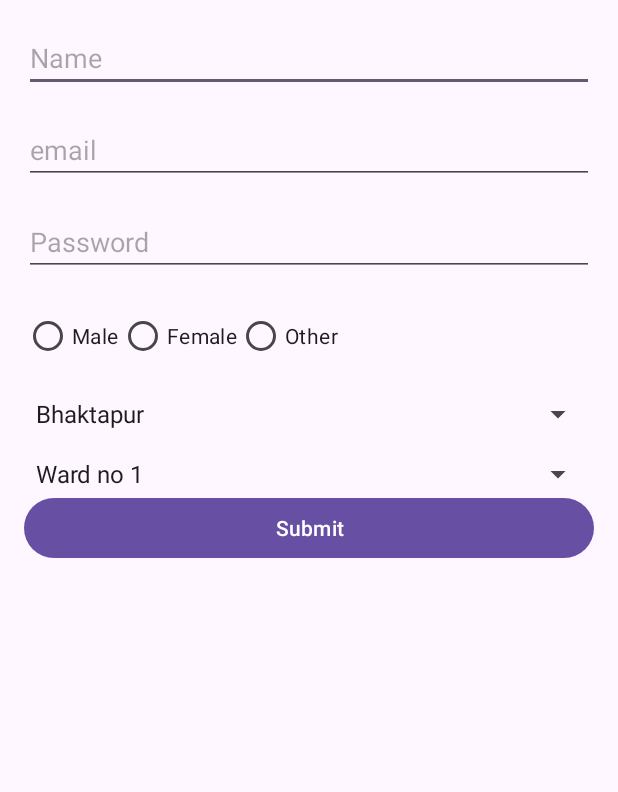
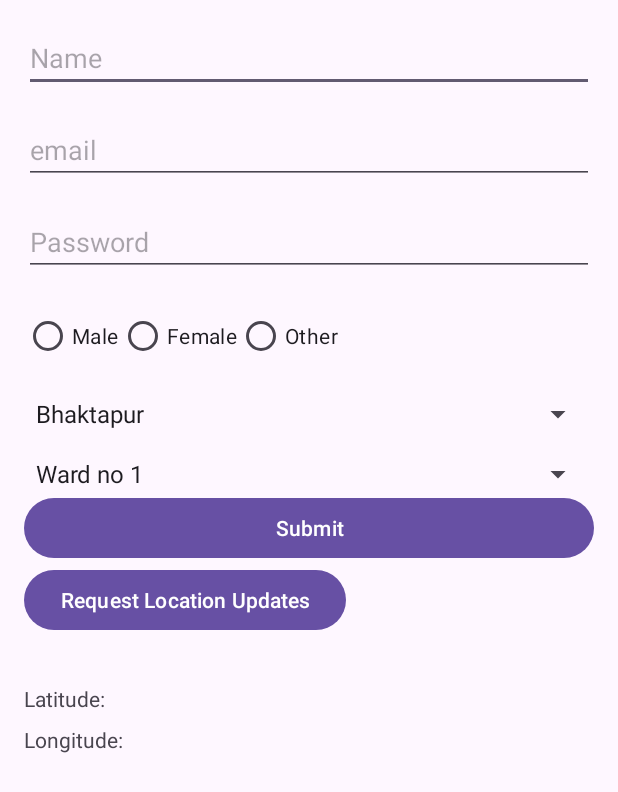
Before and after one commit to subod4/Safa-app, an Android app: the customer_information screen opened directly, with no data from a screen before it, on a phone screen of 412 x 824 dp. Shown: the top 792 px of the screen. Run offline under Robolectric (Android 15) with nearby library versions, the phone set to English and light mode, and no system bars; our stand-ins replace Firebase (no records; nobody signed in at launch, a user with empty details on screens opened directly).

Commit message:
Location Taken and stored on firebase

```diff
--- a/app/src/main/AndroidManifest.xml
+++ b/app/src/main/AndroidManifest.xml
@@ -2,6 +2,7 @@
 <manifest xmlns:android="http://schemas.android.com/apk/res/android"
     xmlns:tools="http://schemas.android.com/tools">
 
+    <uses-permission android:name="android.permission.ACCESS_FINE_LOCATION" />
     <application
         android:allowBackup="true"
         android:dataExtractionRules="@xml/data_extraction_rules"
--- a/app/src/main/java/com/example/safa/customer_information.java
+++ b/app/src/main/java/com/example/safa/customer_information.java
@@ -1,20 +1,27 @@
 package com.example.safa;
 
-
-import androidx.annotation.NonNull;
-import androidx.appcompat.app.AppCompatActivity;
-
+import android.Manifest;
+import android.content.Context;
 import android.content.Intent;
+import android.content.pm.PackageManager;
+import android.location.Location;
+import android.location.LocationListener;
+import android.location.LocationManager;
 import android.os.Bundle;
 import android.view.View;
 import android.widget.ArrayAdapter;
 import android.widget.Button;
 import android.widget.EditText;
 import android.widget.RadioButton;
+import android.widget.RadioGroup;
 import android.widget.Spinner;
-import android.widget.RadioGroup;
+import android.widget.TextView;
 import android.widget.Toast;
 
+import androidx.annotation.NonNull;
+import androidx.appcompat.app.AppCompatActivity;
+import androidx.core.app.ActivityCompat;
+import androidx.core.content.ContextCompat;
 
 import com.google.android.gms.tasks.OnCompleteListener;
 import com.google.android.gms.tasks.Task;
@@ -24,19 +31,29 @@ import com.google.firebase.database.FirebaseDatabase;
 import java.util.HashMap;
 
 public class customer_information extends AppCompatActivity {
+
+    private LocationManager locationManager;
+    private LocationListener locationListener;
+    private TextView tvLatitude;
+    private TextView tvLongitude;
+    private double latitude;
+    private double longitude;
+
     @Override
     protected void onCreate(Bundle savedInstanceState) {
         super.onCreate(savedInstanceState);
         setContentView(R.layout.customer_information);
-        EditText Name,email,password;
-        Button Submit;
+
+        EditText Name, email, password;
+        Button Submit, request_location;
         RadioGroup radioGroupGender = findViewById(R.id.radioGroupGender);
-        FirebaseDatabase db=FirebaseDatabase.getInstance();
-        DatabaseReference root=db.getReference().child("Users");
-       Name=findViewById(R.id.editTextName);
-       email=findViewById(R.id.editEmail);
-       password=findViewById(R.id.editTextPassword);
-       Submit=findViewById(R.id.Submit);
+        FirebaseDatabase db = FirebaseDatabase.getInstance();
+        DatabaseReference root = db.getReference().child("Users");
+        Name = findViewById(R.id.editTextName);
+        email = findViewById(R.id.editEmail);
+        password = findViewById(R.id.editTextPassword);
+        Submit = findViewById(R.id.Submit);
+        request_location = findViewById(R.id.btnRequestLocation);
 
         Spinner locationSpinner = findViewById(R.id.spinnerLocation);
         Spinner areaSpinner = findViewById(R.id.spinnerArea);
@@ -47,35 +64,100 @@ public class customer_information extends AppCompatActivity {
         ArrayAdapter<CharSequence> areaAdapter = ArrayAdapter.createFromResource(this, R.array.area_array, android.R.layout.simple_spinner_item);
         areaAdapter.setDropDownViewResource(android.R.layout.simple_spinner_dropdown_item);
         areaSpinner.setAdapter(areaAdapter);
+
+        // Initialize locationManager
+        locationManager = (LocationManager) getSystemService(Context.LOCATION_SERVICE);
+
+        // Initialize locationListener
+        locationListener = new LocationListener() {
+            @Override
+            public void onLocationChanged(Location location) {
+                // Handle the updated location here
+                latitude = location.getLatitude();
+                longitude = location.getLongitude();
+
+                // Update TextViews with the new values
+                tvLatitude.setText("Latitude: " + latitude);
+                tvLongitude.setText("Longitude: " + longitude);
+
+                // Do something with the location data
+            }
+
+            @Override
+            public void onStatusChanged(String provider, int status, Bundle extras) {
+            }
+
+            @Override
+            public void onProviderEnabled(String provider) {
+            }
+
+            @Override
+            public void onProviderDisabled(String provider) {
+            }
+        };
+
+        // Initialize TextViews
+        tvLatitude = findViewById(R.id.tvLatitude);
+        tvLongitude = findViewById(R.id.tvLongitude);
+
         Submit.setOnClickListener(new View.OnClickListener() {
             @Override
             public void onClick(View v) {
-
                 String name = Name.getText().toString();
                 String email_add = email.getText().toString();
-                int selectedRadioButtonID=radioGroupGender.getCheckedRadioButtonId();
-                String selectgender="";
+                int selectedRadioButtonID = radioGroupGender.getCheckedRadioButtonId();
+                String selectgender = "";
 
-                if (selectedRadioButtonID!=-1)
-                {
-                    RadioButton selectedRadioButton=findViewById(selectedRadioButtonID);
-                    selectgender=selectedRadioButton.getText().toString();
+                if (selectedRadioButtonID != -1) {
+                    RadioButton selectedRadioButton = findViewById(selectedRadioButtonID);
+                    selectgender = selectedRadioButton.getText().toString();
                 }
 
+                // Update the userMap with String values
                 HashMap<String, String> userMap = new HashMap<>();
                 userMap.put("name", name);
                 userMap.put("email", email_add);
-                userMap.put("gender",selectgender);
+                userMap.put("gender", selectgender);
+                userMap.put("latitude", String.valueOf(latitude));
+                userMap.put("longitude", String.valueOf(longitude));
+
+                // Save data to Firebase
                 root.push().setValue(userMap).addOnCompleteListener(new OnCompleteListener<Void>() {
                     @Override
                     public void onComplete(@NonNull Task<Void> task) {
-                        Toast.makeText(customer_information.this,"Data Saved",Toast.LENGTH_SHORT).show();
+                        Toast.makeText(customer_information.this, "Data Saved", Toast.LENGTH_SHORT).show();
                     }
                 });
-                Intent intent=new Intent(customer_information.this, home.class);
+
+                // Navigate to the home activity
+                Intent intent = new Intent(customer_information.this, home.class);
                 startActivity(intent);
             }
         });
     }
 
+    // This method is triggered when the "Request Location Updates" button is clicked
+    public void onRequestLocationClick(View view) {
+        // Check and request location updates here
+        if (ContextCompat.checkSelfPermission(
+                this,
+                Manifest.permission.ACCESS_FINE_LOCATION
+        ) == PackageManager.PERMISSION_GRANTED) {
+            // Request location updates
+            locationManager.requestLocationUpdates(
+                    LocationManager.GPS_PROVIDER,
+                    0,
+                    0f,
+                    locationListener
+            );
+        } else {
+            // Handle the case when permission is not granted
+            // You can request permission here using ActivityCompat.requestPermissions()
+            ActivityCompat.requestPermissions(
+                    this,
+                    new String[]{Manifest.permission.ACCESS_FINE_LOCATION},
+                    1
+            );
+        }
+    }
 }
--- a/app/src/main/res/layout/customer_information.xml
+++ b/app/src/main/res/layout/customer_information.xml
@@ -79,7 +79,39 @@
             android:layout_height="wrap_content"
             android:text="Submit" />
 
+
+
+
+
+
+        <Button
+            android:id="@+id/btnRequestLocation"
+            android:layout_width="wrap_content"
+            android:layout_height="wrap_content"
+            android:text="Request Location Updates"
+            android:layout_centerHorizontal="true"
+            android:layout_marginBottom="16dp"
+            android:onClick="onRequestLocationClick" />
+
+        <TextView
+            android:id="@+id/tvLatitude"
+            android:layout_width="wrap_content"
+            android:layout_height="wrap_content"
+            android:text="Latitude: "
+            android:layout_below="@id/btnRequestLocation"
+            android:layout_centerHorizontal="true"
+            android:layout_marginTop="16dp" />
+
+        <TextView
+            android:id="@+id/tvLongitude"
+            android:layout_width="wrap_content"
+            android:layout_height="wrap_content"
+            android:text="Longitude: "
+            android:layout_below="@id/tvLatitude"
+            android:layout_centerHorizontal="true"
+            android:layout_marginTop="8dp" />
+
+
     </LinearLayout>
 
-
 </androidx.constraintlayout.widget.ConstraintLayout>
```
